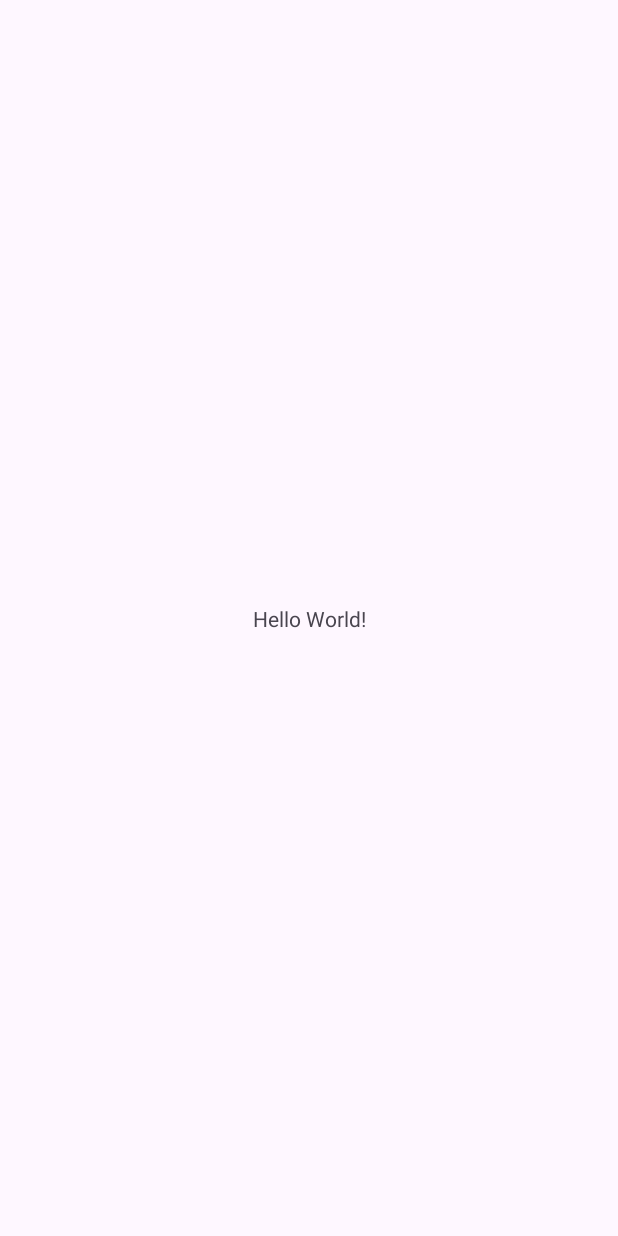
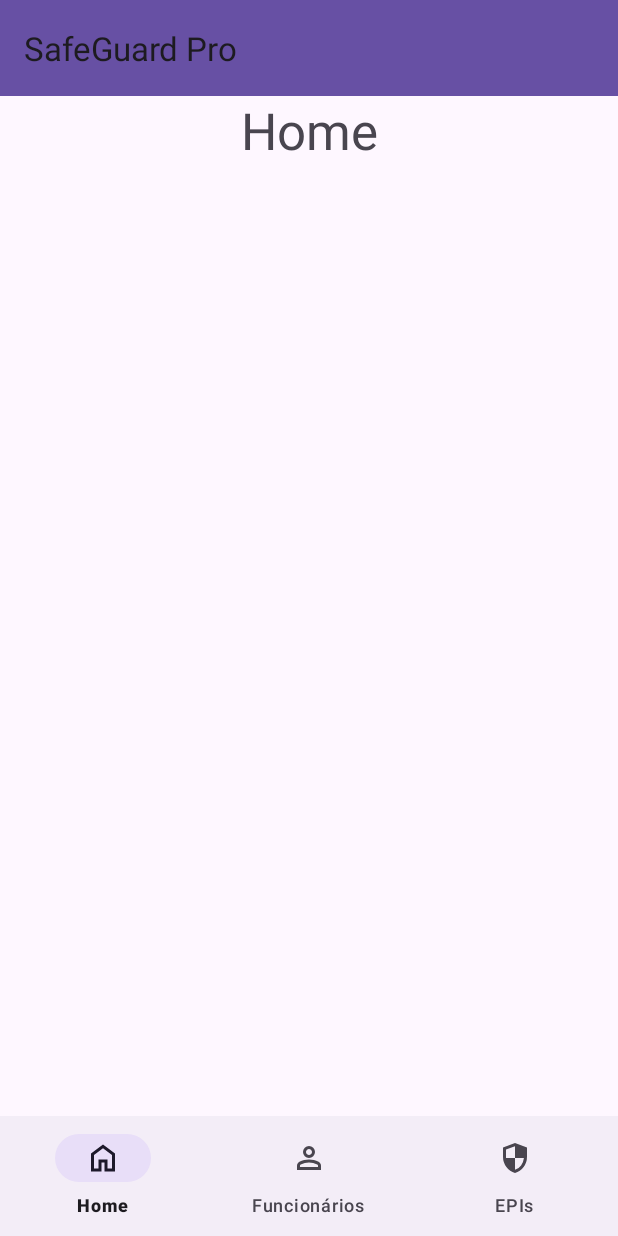
Before and after one commit to lukninja97/SafeGuardPro, an Android app: the screen it shows after launch (MainActivity), on a phone screen of 412 x 824 dp. Before the commit the screen is almost empty. Run offline under Robolectric (Android 15) with nearby library versions, the phone set to English and light mode, and no system bars; our stand-ins replace navigation-ui.

Commit message:
Configurar a navegação.
Configurar a tela inicial com o menu para navegar para as telas de funcionarios e epis.

Criar as fragments de EPIs, Funcionarios e a home.

```diff
--- a/app/build.gradle.kts
+++ b/app/build.gradle.kts
@@ -45,6 +45,7 @@ dependencies {
     implementation("com.google.android.material:material:1.11.0")
     implementation("androidx.constraintlayout:constraintlayout:2.1.4")
     implementation("androidx.fragment:fragment-ktx:1.6.2")
+
     implementation("androidx.navigation:navigation-fragment-ktx:2.7.7")
     implementation("androidx.navigation:navigation-ui-ktx:2.7.7")
     testImplementation("junit:junit:4.13.2")
--- /dev/null
+++ b/app/src/main/java/com/lukninja/safeguardpro/view/EpisFragment.kt
@@ -0,0 +1,26 @@
+package com.lukninja.safeguardpro.view
+
+import android.os.Bundle
+import android.view.LayoutInflater
+import android.view.View
+import android.view.ViewGroup
+import androidx.fragment.app.Fragment
+import com.lukninja.safeguardpro.databinding.FragmentEpisBinding
+
+class EpisFragment : Fragment() {
+
+    private var _binding: FragmentEpisBinding? = null
+    private val binding: FragmentEpisBinding get() = _binding!!
+
+    override fun onCreateView(
+        inflater: LayoutInflater, container: ViewGroup?,
+        savedInstanceState: Bundle?
+    ): View {
+        _binding = FragmentEpisBinding.inflate(inflater, container, false)
+        return binding.root
+    }
+
+    override fun onViewCreated(view: View, savedInstanceState: Bundle?) {
+        super.onViewCreated(view, savedInstanceState)
+    }
+}
--- /dev/null
+++ b/app/src/main/java/com/lukninja/safeguardpro/view/FuncionariosFragment.kt
@@ -0,0 +1,26 @@
+package com.lukninja.safeguardpro.view
+
+import android.os.Bundle
+import androidx.fragment.app.Fragment
+import android.view.LayoutInflater
+import android.view.View
+import android.view.ViewGroup
+import com.lukninja.safeguardpro.databinding.FragmentFuncionariosBinding
+
+class FuncionariosFragment : Fragment() {
+
+    private var _binding: FragmentFuncionariosBinding? = null
+    private val binding: FragmentFuncionariosBinding get() = _binding!!
+
+    override fun onCreateView(
+        inflater: LayoutInflater, container: ViewGroup?,
+        savedInstanceState: Bundle?
+    ): View {
+        _binding = FragmentFuncionariosBinding.inflate(inflater, container, false)
+        return binding.root
+    }
+
+    override fun onViewCreated(view: View, savedInstanceState: Bundle?) {
+        super.onViewCreated(view, savedInstanceState)
+    }
+}
--- /dev/null
+++ b/app/src/main/java/com/lukninja/safeguardpro/view/HomeFragment.kt
@@ -0,0 +1,26 @@
+package com.lukninja.safeguardpro.view
+
+import android.os.Bundle
+import android.view.LayoutInflater
+import android.view.View
+import android.view.ViewGroup
+import androidx.fragment.app.Fragment
+import com.lukninja.safeguardpro.databinding.FragmentHomeBinding
+
+class HomeFragment : Fragment() {
+
+    private var _binding: FragmentHomeBinding? = null
+    private val binding: FragmentHomeBinding get() = _binding!!
+
+    override fun onCreateView(
+        inflater: LayoutInflater, container: ViewGroup?,
+        savedInstanceState: Bundle?
+    ): View {
+        _binding = FragmentHomeBinding.inflate(inflater, container, false)
+        return binding.root
+    }
+
+    override fun onViewCreated(view: View, savedInstanceState: Bundle?) {
+        super.onViewCreated(view, savedInstanceState)
+    }
+}
--- a/app/src/main/java/com/lukninja/safeguardpro/view/MainActivity.kt
+++ b/app/src/main/java/com/lukninja/safeguardpro/view/MainActivity.kt
@@ -2,11 +2,39 @@ package com.lukninja.safeguardpro.view
 
 import androidx.appcompat.app.AppCompatActivity
 import android.os.Bundle
+import androidx.navigation.fragment.NavHostFragment
+import androidx.navigation.ui.AppBarConfiguration
+import androidx.navigation.ui.setupWithNavController
 import com.lukninja.safeguardpro.R
+import com.lukninja.safeguardpro.databinding.ActivityMainBinding
 
 class MainActivity : AppCompatActivity() {
+
+    private var _binding: ActivityMainBinding? = null
+    private val binding: ActivityMainBinding get() = _binding!!
+
+    val homeScreens = listOf(R.id.funcionariosFragment, R.id.episFragment)
+
     override fun onCreate(savedInstanceState: Bundle?) {
         super.onCreate(savedInstanceState)
-        setContentView(R.layout.activity_main)
+        _binding = ActivityMainBinding.inflate(layoutInflater)
+
+        val navHostFragment = supportFragmentManager.findFragmentById(binding.fragmentContainerView.id) as NavHostFragment
+        val navController = navHostFragment.navController
+        val appBarConfiguration = AppBarConfiguration(navController.graph)
+        binding.toolbar.setupWithNavController(navController, appBarConfiguration)
+        binding.bottomNavigation.setupWithNavController(navController)
+
+        setContentView(binding.root)
+
+        //TODO Logica para nao mostrar a seta na toolbar
+//        navController.addOnDestinationChangedListener { controller,destination,_ ->
+//            controller.currentDestination?.let {
+//                if ( it.id in homeScreens) {
+//                    destination.parent?.setStartDestination(it.id)
+//                    destination.label = "test"
+//                }
+//            }
+//        }
     }
 }
--- /dev/null
+++ b/app/src/main/res/drawable/epi.xml
@@ -0,0 +1,10 @@
+<vector xmlns:android="http://schemas.android.com/apk/res/android"
+    android:width="24dp"
+    android:height="24dp"
+    android:tint="?attr/colorControlNormal"
+    android:viewportWidth="960"
+    android:viewportHeight="960">
+    <path
+        android:fillColor="#FF000000"
+        android:pathData="M480,880Q341,845 250.5,720.5Q160,596 160,444L160,200L480,80L800,200L800,444Q800,596 709.5,720.5Q619,845 480,880ZM480,796Q577,766 642,677.5Q707,589 718,480L480,480L480,165L240,255L240,444Q240,455 240,462Q240,469 242,480L480,480L480,796Z" />
+</vector>
--- /dev/null
+++ b/app/src/main/res/drawable/home.xml
@@ -0,0 +1,10 @@
+<vector xmlns:android="http://schemas.android.com/apk/res/android"
+    android:width="24dp"
+    android:height="24dp"
+    android:tint="?attr/colorControlNormal"
+    android:viewportWidth="960"
+    android:viewportHeight="960">
+    <path
+        android:fillColor="#FF000000"
+        android:pathData="M240,760L360,760L360,520L600,520L600,760L720,760L720,400L480,220L240,400L240,760ZM160,840L160,360L480,120L800,360L800,840L520,840L520,600L440,600L440,840L160,840ZM480,490L480,490L480,490L480,490L480,490L480,490L480,490L480,490L480,490L480,490Z" />
+</vector>
--- /dev/null
+++ b/app/src/main/res/drawable/user.xml
@@ -0,0 +1,10 @@
+<vector xmlns:android="http://schemas.android.com/apk/res/android"
+    android:width="24dp"
+    android:height="24dp"
+    android:tint="?attr/colorControlNormal"
+    android:viewportWidth="960"
+    android:viewportHeight="960">
+    <path
+        android:fillColor="#FF000000"
+        android:pathData="M480,480Q414,480 367,433Q320,386 320,320Q320,254 367,207Q414,160 480,160Q546,160 593,207Q640,254 640,320Q640,386 593,433Q546,480 480,480ZM160,800L160,688Q160,654 177.5,625.5Q195,597 224,582Q286,551 350,535.5Q414,520 480,520Q546,520 610,535.5Q674,551 736,582Q765,597 782.5,625.5Q800,654 800,688L800,800L160,800ZM240,720L720,720L720,688Q720,677 714.5,668Q709,659 700,654Q646,627 591,613.5Q536,600 480,600Q424,600 369,613.5Q314,627 260,654Q251,659 245.5,668Q240,677 240,688L240,720ZM480,400Q513,400 536.5,376.5Q560,353 560,320Q560,287 536.5,263.5Q513,240 480,240Q447,240 423.5,263.5Q400,287 400,320Q400,353 423.5,376.5Q447,400 480,400ZM480,320Q480,320 480,320Q480,320 480,320Q480,320 480,320Q480,320 480,320Q480,320 480,320Q480,320 480,320Q480,320 480,320Q480,320 480,320ZM480,720L480,720Q480,720 480,720Q480,720 480,720Q480,720 480,720Q480,720 480,720Q480,720 480,720Q480,720 480,720Q480,720 480,720Q480,720 480,720L480,720L480,720Z" />
+</vector>
--- a/app/src/main/res/layout/activity_main.xml
+++ b/app/src/main/res/layout/activity_main.xml
@@ -6,13 +6,31 @@
     android:layout_height="match_parent"
     tools:context=".view.MainActivity">
 
-    <TextView
-        android:layout_width="wrap_content"
+    <com.google.android.material.appbar.MaterialToolbar
+        android:id="@+id/toolbar"
+        android:layout_width="match_parent"
         android:layout_height="wrap_content"
-        android:text="Hello World!"
+        android:background="?attr/colorPrimary"
+        android:minHeight="?attr/actionBarSize"
+        android:theme="?attr/actionBarTheme"
+        app:layout_constraintTop_toTopOf="parent"
+        tools:layout_editor_absoluteX="1dp" />
+
+    <androidx.fragment.app.FragmentContainerView
+        android:id="@+id/fragmentContainerView"
+        android:name="androidx.navigation.fragment.NavHostFragment"
+        android:layout_width="match_parent"
+        android:layout_height="0dp"
+        app:defaultNavHost="true"
+        app:layout_constraintBottom_toTopOf="@+id/bottomNavigation"
+        app:layout_constraintTop_toBottomOf="@+id/toolbar"
+        app:navGraph="@navigation/mobile_navigation" />
+
+    <com.google.android.material.bottomnavigation.BottomNavigationView
+        android:id="@+id/bottomNavigation"
+        android:layout_width="match_parent"
+        android:layout_height="wrap_content"
         app:layout_constraintBottom_toBottomOf="parent"
-        app:layout_constraintEnd_toEndOf="parent"
-        app:layout_constraintStart_toStartOf="parent"
-        app:layout_constraintTop_toTopOf="parent" />
+        app:menu="@menu/bottom_menu" />
 
 </androidx.constraintlayout.widget.ConstraintLayout>
--- /dev/null
+++ b/app/src/main/res/layout/fragment_epis.xml
@@ -0,0 +1,15 @@
+<?xml version="1.0" encoding="utf-8"?>
+<androidx.constraintlayout.widget.ConstraintLayout xmlns:android="http://schemas.android.com/apk/res/android"
+    xmlns:tools="http://schemas.android.com/tools"
+    android:layout_width="match_parent"
+    android:layout_height="match_parent"
+    tools:context=".view.EpisFragment">
+
+    <TextView
+        android:layout_width="match_parent"
+        android:layout_height="match_parent"
+        android:text="EPIs"
+        android:textAlignment="center"
+        android:textAppearance="@style/TextAppearance.AppCompat.Display1" />
+
+</androidx.constraintlayout.widget.ConstraintLayout>
--- /dev/null
+++ b/app/src/main/res/layout/fragment_funcionarios.xml
@@ -0,0 +1,15 @@
+<?xml version="1.0" encoding="utf-8"?>
+<androidx.constraintlayout.widget.ConstraintLayout xmlns:android="http://schemas.android.com/apk/res/android"
+    xmlns:tools="http://schemas.android.com/tools"
+    android:layout_width="match_parent"
+    android:layout_height="match_parent"
+    tools:context=".view.FuncionariosFragment">
+
+    <TextView
+        android:layout_width="match_parent"
+        android:layout_height="match_parent"
+        android:text="Funcionarios"
+        android:textAlignment="center"
+        android:textAppearance="@style/TextAppearance.AppCompat.Display1" />
+
+</androidx.constraintlayout.widget.ConstraintLayout>
--- /dev/null
+++ b/app/src/main/res/layout/fragment_home.xml
@@ -0,0 +1,15 @@
+<?xml version="1.0" encoding="utf-8"?>
+<androidx.constraintlayout.widget.ConstraintLayout xmlns:android="http://schemas.android.com/apk/res/android"
+    xmlns:tools="http://schemas.android.com/tools"
+    android:layout_width="match_parent"
+    android:layout_height="match_parent"
+    tools:context=".view.HomeFragment">
+
+    <TextView
+        android:layout_width="match_parent"
+        android:layout_height="match_parent"
+        android:text="Home"
+        android:textAlignment="center"
+        android:textAppearance="@style/TextAppearance.AppCompat.Display1" />
+
+</androidx.constraintlayout.widget.ConstraintLayout>
--- /dev/null
+++ b/app/src/main/res/menu/bottom_menu.xml
@@ -0,0 +1,19 @@
+<?xml version="1.0" encoding="utf-8"?>
+<menu xmlns:android="http://schemas.android.com/apk/res/android">
+
+    <item
+        android:id="@+id/homeFragment"
+        android:icon="@drawable/home"
+        android:title="Home" />
+
+    <item
+        android:id="@+id/funcionariosFragment"
+        android:icon="@drawable/user"
+        android:title="Funcionários" />
+
+    <item
+        android:id="@+id/episFragment"
+        android:icon="@drawable/epi"
+        android:title="EPIs" />
+
+</menu>
--- a/app/src/main/res/navigation/mobile_navigation.xml
+++ b/app/src/main/res/navigation/mobile_navigation.xml
@@ -1,6 +1,25 @@
 <?xml version="1.0" encoding="utf-8"?>
 <navigation xmlns:android="http://schemas.android.com/apk/res/android"
     xmlns:app="http://schemas.android.com/apk/res-auto"
-    android:id="@+id/mobile_navigation">
+    xmlns:tools="http://schemas.android.com/tools"
+    android:id="@+id/mobile_navigation"
+    app:startDestination="@id/homeFragment">
 
+    <fragment
+        android:id="@+id/homeFragment"
+        android:name="com.lukninja.safeguardpro.view.HomeFragment"
+        android:label="SafeGuard Pro"
+        tools:layout="@layout/fragment_home" />
+
+    <fragment
+        android:id="@+id/funcionariosFragment"
+        android:name="com.lukninja.safeguardpro.view.FuncionariosFragment"
+        android:label="Funcionários"
+        tools:layout="@layout/fragment_funcionarios" />
+
+    <fragment
+        android:id="@+id/episFragment"
+        android:name="com.lukninja.safeguardpro.view.EpisFragment"
+        android:label="EPIs"
+        tools:layout="@layout/fragment_epis" />
 </navigation>
--- a/app/src/main/res/values/strings.xml
+++ b/app/src/main/res/values/strings.xml
@@ -1,3 +1,5 @@
 <resources>
     <string name="app_name">SafeGuardPro</string>
+    <!-- TODO: Remove or change this placeholder text -->
+    <string name="hello_blank_fragment">Hello blank fragment</string>
 </resources>
```
